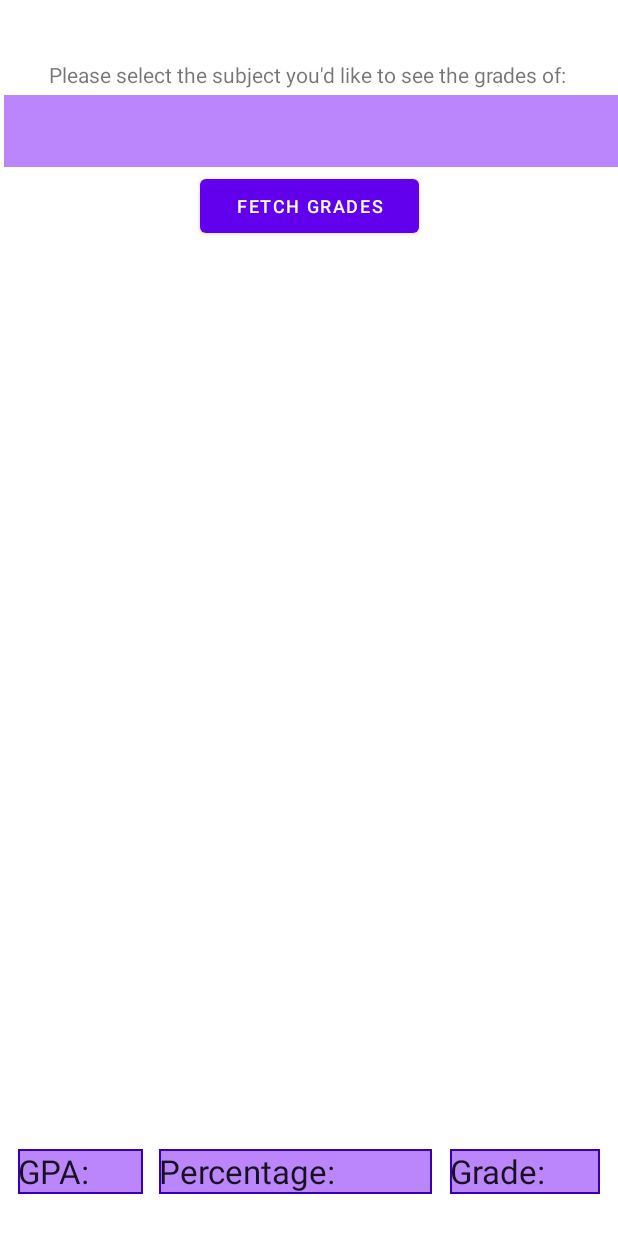
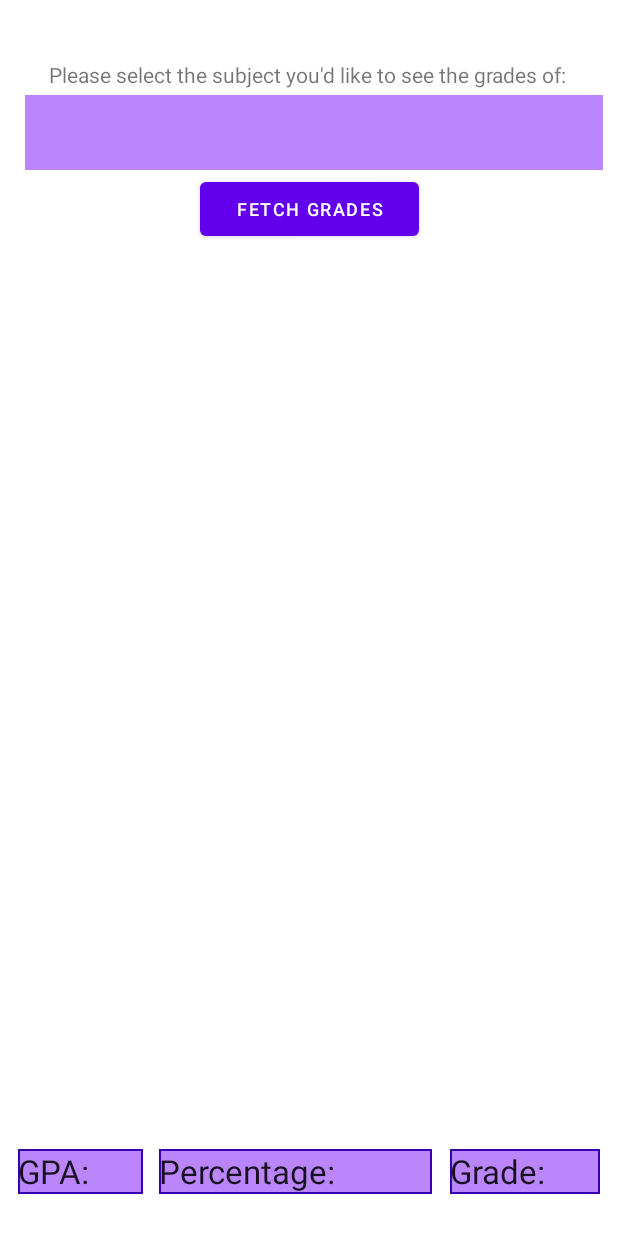
Before and after one commit to edisnord/CIT_UMS_Mobile, an Android app: the GradesActivity screen opened directly, with no data from a screen before it, on a phone screen of 412 x 824 dp. Shown: the top 1233 px of the screen. Run offline under Robolectric (Android 15) with nearby library versions, the phone set to English and light mode, and no system bars.

```diff
--- a/app/src/main/res/layout/activity_grades.xml
+++ b/app/src/main/res/layout/activity_grades.xml
@@ -8,15 +8,15 @@
 
     <Spinner
         android:id="@+id/spinner"
-        android:layout_width="409dp"
-        android:layout_height="wrap_content"
+        android:layout_width="385dp"
+        android:layout_height="50dp"
         android:layout_marginTop="4dp"
         android:background="@color/purple_200"
         android:dropDownSelector="@drawable/cell_rows"
         android:minHeight="48dp"
         android:textColor="#FFFFFF"
         app:layout_constraintEnd_toEndOf="parent"
-        app:layout_constraintHorizontal_bias="1.0"
+        app:layout_constraintHorizontal_bias="0.615"
         app:layout_constraintStart_toStartOf="parent"
         app:layout_constraintTop_toBottomOf="@+id/textView2" />
 
```
Also changed, not shown: app/src/main/java/Scraper/ScrapeWebsite.java (+16 -10 lines).
